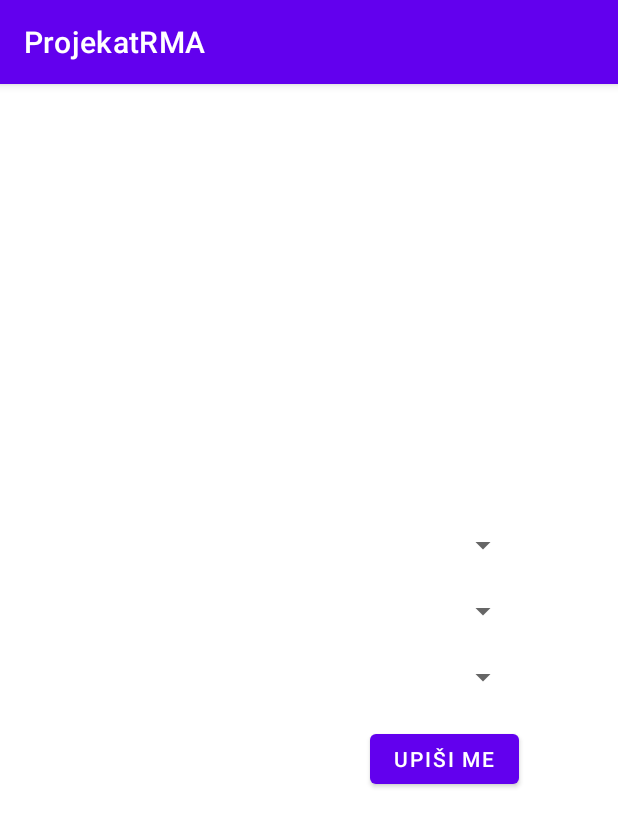
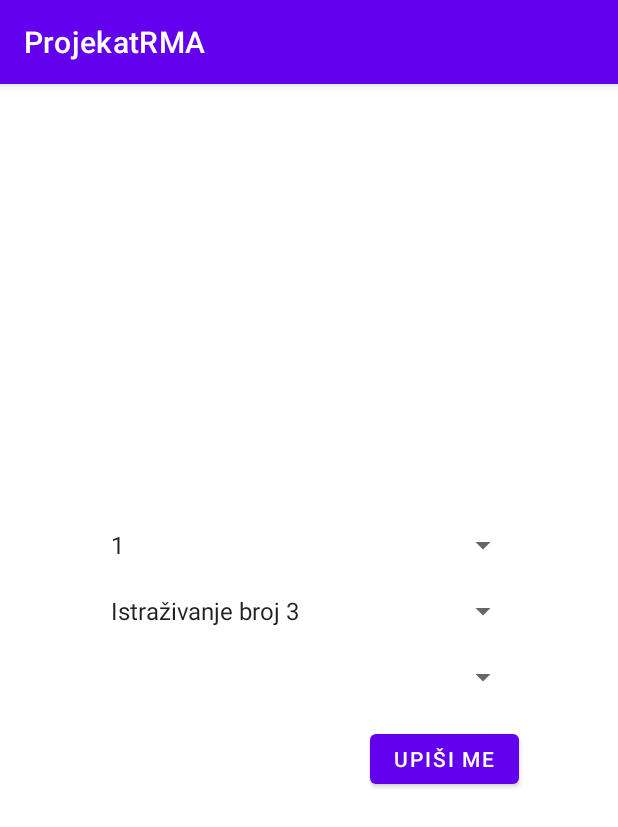
Before and after one commit to NaidaNozic/Survey-App-RMA, an Android app: the screen it shows after launch (UpisIstrazivanje), after a tap on an icon or button, on a phone screen of 412 x 824 dp. Shown: the top 827 px of the screen. Run offline under Robolectric (Android 15) with nearby library versions, the phone set to English and light mode, and no system bars.

```diff
--- a/app/src/main/java/ba/etf/rma22/projekat/MainActivity.kt
+++ b/app/src/main/java/ba/etf/rma22/projekat/MainActivity.kt
@@ -2,14 +2,19 @@ package ba.etf.rma22.projekat
 
 import AnketaListAdapter
 import android.content.Intent
-import androidx.appcompat.app.AppCompatActivity
 import android.os.Bundle
 import android.widget.ArrayAdapter
 import android.widget.Spinner
+import android.widget.TextView
+import androidx.activity.result.ActivityResult
+import androidx.activity.result.ActivityResultCallback
+import androidx.activity.result.contract.ActivityResultContracts.StartActivityForResult
+import androidx.appcompat.app.AppCompatActivity
 import androidx.recyclerview.widget.RecyclerView
 import androidx.recyclerview.widget.StaggeredGridLayoutManager
 import ba.etf.rma22.projekat.viewmodel.AnketaListViewModel
 import com.google.android.material.floatingactionbutton.FloatingActionButton
+
 
 class MainActivity : AppCompatActivity() {
     private lateinit var ankete: RecyclerView
@@ -18,27 +23,41 @@ class MainActivity : AppCompatActivity() {
     private lateinit var spinner: Spinner
     private lateinit var button: FloatingActionButton
 
-    var elementi_spinnera = arrayOf("Sve moje ankete", "Sve ankete",
+
+    lateinit var istrazivanje: String
+    private var rezultat:String?=""
+    private var elementi_spinnera = arrayOf("Sve moje ankete", "Sve ankete",
         "Urađene ankete", "Buduće ankete", "Prošle (neurađene) ankete")
+
+    var startForResult = registerForActivityResult(
+        StartActivityForResult(),
+        ActivityResultCallback<ActivityResult> { result ->
+            if (result.getResultCode() === RESULT_OK) {
+                rezultat=result.getData()!!.getStringExtra("rezultat")
+                istrazivanje=rezultat!!.split("::")[1]
+            }
+        })
 
     override fun onCreate(savedInstanceState: Bundle?) {
         super.onCreate(savedInstanceState)
         setContentView(R.layout.activity_main)
-
+        istrazivanje="Prazno"
         //button
         button=findViewById(R.id.upisDugme)
         button.setOnClickListener{
             val intent = Intent(this, UpisIstrazivanje::class.java)
-            startActivity(intent)
+            intent.putExtra("poruka",istrazivanje)
+            startForResult.launch(intent)
         }
 
         //spinner
         spinner=findViewById(R.id.filterAnketa)
         val arrayAdapter = ArrayAdapter(this, android.R.layout.simple_spinner_item, elementi_spinnera)
-        //postavljam layout koji ce se korisititi kada se elementi spinnera pojave
+        //postavljam layout koji ce se koristiti kada se elementi spinnera pojave
         arrayAdapter.setDropDownViewResource(android.R.layout.simple_spinner_dropdown_item)
         spinner!!.setAdapter(arrayAdapter)
 
+        //ankete
         ankete = findViewById(R.id.listaAnketa)
         ankete.layoutManager = StaggeredGridLayoutManager(2, StaggeredGridLayoutManager.VERTICAL)
         anketeAdapter = AnketaListAdapter(listOf())//praznu listu mu prosljedjujemo inicijalno
--- a/app/src/main/java/ba/etf/rma22/projekat/UpisIstrazivanje.kt
+++ b/app/src/main/java/ba/etf/rma22/projekat/UpisIstrazivanje.kt
@@ -1,11 +1,58 @@
 package ba.etf.rma22.projekat
 
+import android.content.Intent
 import androidx.appcompat.app.AppCompatActivity
 import android.os.Bundle
+import android.widget.ArrayAdapter
+import android.widget.Button
+import android.widget.Spinner
+import android.widget.TextView
+import ba.etf.rma22.projekat.viewmodel.KorisnikListViewModel
 
 class UpisIstrazivanje : AppCompatActivity() {
+    private var istrazivanjeListViewModel=KorisnikListViewModel()
+    private lateinit var dodajIstrazivanjeDugme:Button
+    private lateinit var spinnerGodine: Spinner
+    private lateinit var spinnerIstrazivanja: Spinner
+    private var godine = arrayOf(1,2,3,4,5)
+    private lateinit var istrazivanja:List<String>
+
     override fun onCreate(savedInstanceState: Bundle?) {
         super.onCreate(savedInstanceState)
         setContentView(R.layout.activity_upis_istrazivanje)
+
+        //spinner za godine
+        spinnerGodine=findViewById(R.id.odabirGodina)
+        val arrayAdapter = ArrayAdapter(this, android.R.layout.simple_spinner_item, godine)
+        arrayAdapter.setDropDownViewResource(android.R.layout.simple_spinner_dropdown_item)
+        spinnerGodine!!.setAdapter(arrayAdapter)
+
+        //spinner za istrazivanja
+        istrazivanja=istrazivanjeListViewModel.getNeupisane()
+        var nazivIstrazivanja=intent.getStringExtra("poruka")
+        if(nazivIstrazivanja=="Prazno"){
+            istrazivanja=istrazivanjeListViewModel.getNeupisane()
+        }else if(nazivIstrazivanja!=null){
+            //prikazat ce se sva istrazivanja gdje nije upisan i takodje se nece prikazati
+           // istrazivanje na koje se prije trenutnog prijavio
+            istrazivanja=istrazivanjeListViewModel.getNeupisane(nazivIstrazivanja)
+        }
+        spinnerIstrazivanja=findViewById(R.id.odabirIstrazivanja)
+        val arrayAdapter1 = ArrayAdapter(this, android.R.layout.simple_spinner_item, istrazivanja)
+        arrayAdapter1.setDropDownViewResource(android.R.layout.simple_spinner_dropdown_item)
+        spinnerIstrazivanja!!.setAdapter(arrayAdapter1)
+
+        //klik na upisi me
+        dodajIstrazivanjeDugme=findViewById(R.id.dodajIstrazivanjeDugme)
+        dodajIstrazivanjeDugme.setOnClickListener{
+            var istr=spinnerIstrazivanja.selectedItem.toString()
+            var god=spinnerGodine.selectedItem.toString()
+            val rez:String=god+"::"+istr
+            val intent=Intent()
+            intent.putExtra("rezultat",rez)
+            setResult(RESULT_OK,intent)
+            finish()
+        }
+
     }
 }
--- a/app/src/main/java/ba/etf/rma22/projekat/data/AnketaStaticData.kt
+++ b/app/src/main/java/ba/etf/rma22/projekat/data/AnketaStaticData.kt
@@ -1,9 +1,6 @@
 package ba.etf.rma22.projekat.data
 
 import ba.etf.rma22.projekat.data.models.Anketa
-import java.time.LocalDate
-import java.time.Month
-import java.time.ZoneId
 import java.util.*
 
 fun ankete(): List<Anketa> {
@@ -34,6 +31,7 @@ fun ankete(): List<Anketa> {
 
     cal.set(2023,3,13)
     var dat9: Date = cal.time;
+    //jedna anketa po grupi
     return listOf(
         Anketa("Anketa 1","Istraživanje broj 1",
             dat1,dat2,dat3,30,"Grupa 1",0.6F),
@@ -44,18 +42,18 @@ fun ankete(): List<Anketa> {
         Anketa("Anketa 3","Istraživanje broj 2",
             dat4,dat5,dat6,4,"Grupa 4",0.8F),
         Anketa("Anketa 3","Istraživanje broj 7",
-            dat4,dat5,dat6, 7,"Grupa 6",1F),
+            dat4,dat5,dat6, 7,"Grupa 5",1F),
         Anketa("Anketa 1","Istraživanje broj 5",
-            dat7,dat8,dat9, 7,"Grupa 7",0.2F),
+            dat7,dat8,dat9, 7,"Grupa 6",0.2F),
         Anketa("Anketa 1","Istraživanje broj 1",
-            dat7,dat8,dat9, 30,"Grupa 1",0.6F),
+            dat7,dat8,dat9, 30,"Grupa 7",0.6F),
         Anketa("Anketa 2","Istraživanje broj 1",
-            dat7,dat8,dat8, 56,"Grupa 2",0.4F),
+            dat7,dat8,dat8, 56,"Grupa 8",0.4F),
         Anketa("Anketa 2","Istraživanje broj 2",
-            dat1,dat2,dat3, 34,"Grupa 3",0.9F),
+            dat1,dat2,dat3, 34,"Grupa 9",0.9F),
         Anketa("Anketa 3","Istraživanje broj 2",
-            dat4,dat5,dat6, 4,"Grupa 4",0.8F),
+            dat4,dat5,dat6, 4,"Grupa 10",0.8F),
         Anketa("Anketa 3","Istraživanje broj 7",
-            dat4,dat5,dat6, 7,"Grupa 6",1F)
+            dat4,dat5,dat6, 7,"Grupa 11",1F)
     )
 }
--- /dev/null
+++ b/app/src/main/java/ba/etf/rma22/projekat/data/IstrazivanjeStaticData.kt
@@ -0,0 +1,11 @@
+package ba.etf.rma22.projekat.data
+
+import ba.etf.rma22.projekat.data.models.Istrazivanje
+
+fun istrazivanja():List<Istrazivanje>{
+    return listOf(
+        Istrazivanje("Istraživanje broj 1",1),
+        Istrazivanje("Istraživanje broj 2",2), Istrazivanje("Istraživanje broj 3",3),
+        Istrazivanje("Istraživanje broj 4",4), Istrazivanje("Istraživanje broj 5",5)
+    )
+}
--- /dev/null
+++ b/app/src/main/java/ba/etf/rma22/projekat/data/KorisnikStaticData.kt
@@ -0,0 +1,9 @@
+package ba.etf.rma22.projekat.data
+
+import ba.etf.rma22.projekat.data.models.Istrazivanje
+
+
+fun upisanaIstrazivanja():List<Istrazivanje>{
+        return listOf(Istrazivanje("Istraživanje broj 1",1),
+            Istrazivanje("Istraživanje broj 2",2))
+}
--- /dev/null
+++ b/app/src/main/java/ba/etf/rma22/projekat/data/models/Grupa.kt
@@ -0,0 +1,6 @@
+package ba.etf.rma22.projekat.data.models
+
+data class Grupa (
+    val naziv: String,
+    val nazivIstrazivanja: String
+)
--- /dev/null
+++ b/app/src/main/java/ba/etf/rma22/projekat/data/models/Istrazivanje.kt
@@ -0,0 +1,6 @@
+package ba.etf.rma22.projekat.data.models
+
+data class Istrazivanje(
+    val naziv: String,
+    val godina: Int //od 1 do 5
+)
--- /dev/null
+++ b/app/src/main/java/ba/etf/rma22/projekat/data/repositories/IstrazivanjeRepository.kt
@@ -0,0 +1,17 @@
+package ba.etf.rma22.projekat.data.repositories
+
+import ba.etf.rma22.projekat.data.models.Istrazivanje
+import ba.etf.rma22.projekat.data.istrazivanja
+import ba.etf.rma22.projekat.data.upisanaIstrazivanja
+
+object IstrazivanjeRepository {
+    fun getIstrazivanjeByGodina(godina:Int) : List<Istrazivanje>{ // lista istraživanja na godini
+        return istrazivanja()
+    }
+    fun getAll() : List<Istrazivanje>{ //lista svih istraživanja
+        return istrazivanja()
+    }
+    fun getUpisani() : List<Istrazivanje>{//lista istraživanja na kojima je korisnik upisan
+        return upisanaIstrazivanja()
+    }
+}
--- a/app/src/main/java/ba/etf/rma22/projekat/view/AnketaListAdapter.kt
+++ b/app/src/main/java/ba/etf/rma22/projekat/view/AnketaListAdapter.kt
@@ -21,7 +21,7 @@ class AnketaListAdapter(private var ankete: List<Anketa>) : RecyclerView.Adapter
     override fun getItemCount(): Int = ankete.size
     override fun onBindViewHolder(holder: AnketaViewHolder, position: Int) {
         var a=ankete[position]
-        holder.movieTitle.text = a.naziv;
+        holder.title.text = a.naziv;
         holder.nazivIstrazivanja.text=a.nazivIstrazivanja;
         var pom:Int =(a.progres*10).toInt()
         holder.progresZavrsetka.progress=pom;
@@ -80,7 +80,7 @@ class AnketaListAdapter(private var ankete: List<Anketa>) : RecyclerView.Adapter
         notifyDataSetChanged()
     }
     inner class AnketaViewHolder(itemView: View) : RecyclerView.ViewHolder(itemView) {
-        val movieTitle: TextView = itemView.findViewById(R.id.naziv)
+        val title: TextView = itemView.findViewById(R.id.naziv)
         val nazivIstrazivanja: TextView = itemView.findViewById(R.id.nazivIstrazivanja)
         val progresZavrsetka: ProgressBar = itemView.findViewById(R.id.progresZavrsetka)
         val stanje: ImageView = itemView.findViewById(R.id.stanje)
--- a/app/src/main/java/ba/etf/rma22/projekat/viewmodel/AnketaListViewModel.kt
+++ b/app/src/main/java/ba/etf/rma22/projekat/viewmodel/AnketaListViewModel.kt
@@ -5,6 +5,6 @@ import ba.etf.rma22.projekat.data.models.Anketa
 
 class AnketaListViewModel {
     fun getAnkete():List<Anketa>{
-        return AnketaRepository.getAnkete();
+        return AnketaRepository.getAll();
     }
 }
--- /dev/null
+++ b/app/src/main/java/ba/etf/rma22/projekat/viewmodel/KorisnikListViewModel.kt
@@ -0,0 +1,36 @@
+package ba.etf.rma22.projekat.viewmodel
+
+import ba.etf.rma22.projekat.data.models.Istrazivanje
+import ba.etf.rma22.projekat.data.repositories.IstrazivanjeRepository
+
+class KorisnikListViewModel {
+    fun getIstrazivanjeByGodina(godina:Int) : List<Istrazivanje>{ // lista istraživanja na godini
+        return IstrazivanjeRepository.getIstrazivanjeByGodina(godina)
+    }
+    fun getAll() :List<Istrazivanje>{
+        return IstrazivanjeRepository.getAll()
+    }
+    fun getUpisani():List<Istrazivanje>{
+        return IstrazivanjeRepository.getUpisani()
+    }
+    fun getNeupisane():List<String>{
+        var neupisane:MutableList<String>
+        neupisane= mutableListOf()
+        var upisane=IstrazivanjeRepository.getUpisani()
+        var svi=IstrazivanjeRepository.getAll()
+        for(n in svi)
+            if(!upisane.any { u->u.naziv==n.naziv && u.godina==n.godina})
+                neupisane.add(n.naziv)
+        return neupisane
+    }
+    fun getNeupisane(n1:String):List<String>{
+        var neupisane:MutableList<String>
+        neupisane= mutableListOf()
+        var upisane=IstrazivanjeRepository.getUpisani()
+        var svi=IstrazivanjeRepository.getAll()
+        for(n in svi)
+            if(!upisane.any { u->u.naziv==n.naziv && u.godina==n.godina} && n.naziv!=n1)
+                neupisane.add(n.naziv)
+        return neupisane
+    }
+}
--- a/app/src/main/res/layout/activity_main.xml
+++ b/app/src/main/res/layout/activity_main.xml
@@ -37,5 +37,11 @@
             android:layout_gravity="right"
             android:layout_marginRight="20dp"
             android:layout_marginBottom="10dp"/>
+   <!-- <TextView
+        android:id="@+id/test"
+        android:layout_width="wrap_content"
+        android:layout_height="20dp"
+        android:layout_gravity="left"></TextView>
+        -->
 
 </LinearLayout>
--- a/app/src/main/res/layout/activity_upis_istrazivanje.xml
+++ b/app/src/main/res/layout/activity_upis_istrazivanje.xml
@@ -30,11 +30,21 @@
             android:layout_height="wrap_content"
             android:layout_margin="10dp"></Spinner>
         <Button
+            android:id="@+id/dodajIstrazivanjeDugme"
             android:layout_width="wrap_content"
             android:layout_height="45dp"
             android:layout_gravity="right"
             android:layout_margin="10dp"
             android:text="Upiši me"></Button>
     </LinearLayout>
+<!--
+    <TextView
+        android:id="@+id/text_za_text"
+        android:layout_width="wrap_content"
+        android:layout_height="30dp"
+        app:layout_constraintBottom_toBottomOf="parent"
+        app:layout_constraintEnd_toEndOf="parent"
+        app:layout_constraintStart_toStartOf="parent"></TextView>
+        -->
 
 </androidx.constraintlayout.widget.ConstraintLayout>
```
Also changed, not shown: app/src/main/java/ba/etf/rma22/projekat/data/GrupaStaticData.kt (added, +19 -0 lines), app/src/main/java/ba/etf/rma22/projekat/data/repositories/AnketaRepository.kt (+13 -1 lines), app/src/main/java/ba/etf/rma22/projekat/data/repositories/GrupaRepository.kt (added, +10 -0 lines).
